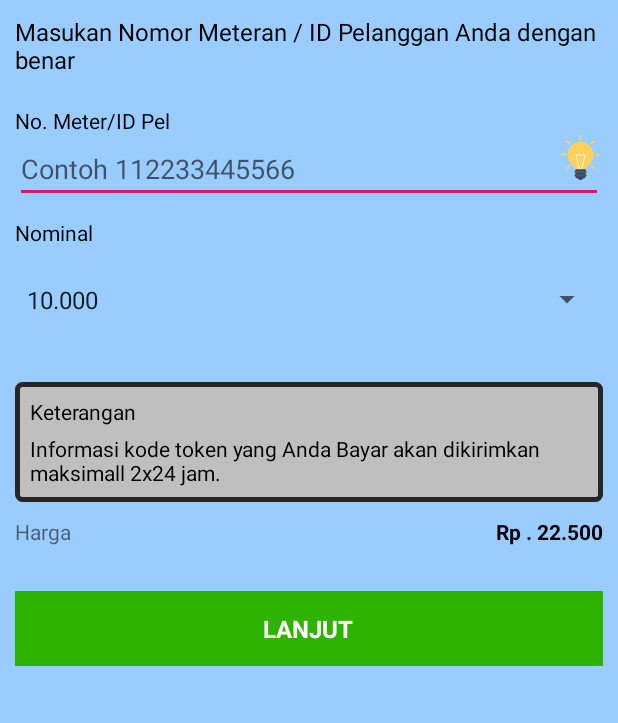
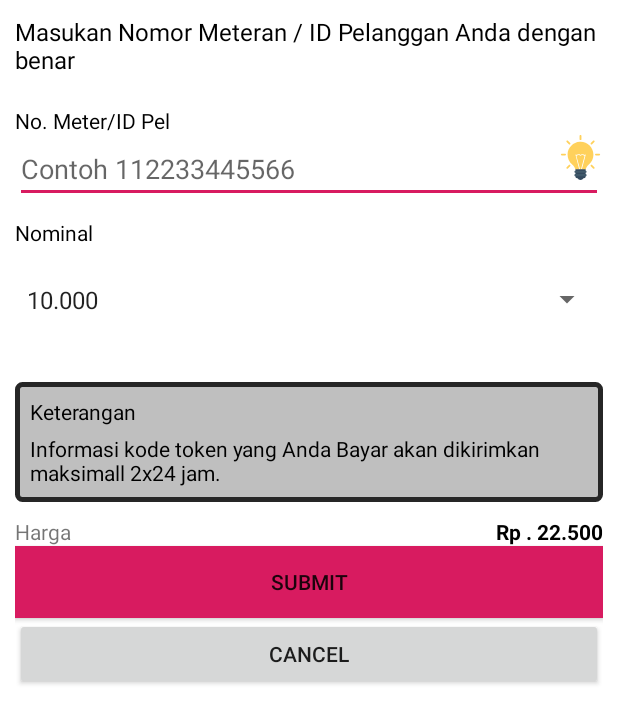
Before and after one commit to AchmadZayadi/theBrams, an Android app: the InputTokenListrik screen opened directly, with no data from a screen before it, on a phone screen of 412 x 824 dp. Shown: the top 723 px of the screen. Run offline under Robolectric (Android 15) with nearby library versions, the phone set to English and light mode, and no system bars; our stand-ins replace Volley; network calls fail; 1 statement that could not run was skipped.

Commit message:
ini token

```diff
--- a/app/src/main/java/com/example/mycollegeapp/Activity/Listrik/InputTokenListrik.java
+++ b/app/src/main/java/com/example/mycollegeapp/Activity/Listrik/InputTokenListrik.java
@@ -1,29 +1,127 @@
 package com.example.mycollegeapp.Activity.Listrik;
 
+import android.app.ProgressDialog;
+import android.content.Context;
+import android.content.Intent;
+import android.content.SharedPreferences;
+import android.net.ConnectivityManager;
 import android.os.Bundle;
+import android.util.Log;
 import android.view.View;
 import android.widget.AdapterView;
 import android.widget.ArrayAdapter;
+import android.widget.Button;
+import android.widget.EditText;
 import android.widget.Spinner;
 
 import android.support.v7.app.AppCompatActivity;
+import android.widget.Toast;
 
+import com.android.volley.Request;
+import com.android.volley.Response;
+import com.android.volley.VolleyError;
+import com.android.volley.toolbox.StringRequest;
+import com.example.mycollegeapp.Activity.AppController;
+import com.example.mycollegeapp.Login;
+import com.example.mycollegeapp.MainActivity;
 import com.example.mycollegeapp.R;
+import com.example.mycollegeapp.Server;
+
+import org.json.JSONException;
+import org.json.JSONObject;
+
+import java.util.HashMap;
+import java.util.Map;
 
 public class InputTokenListrik extends AppCompatActivity {
     Spinner spinner;
+    public static final String TAG_ID = "id";
+    String id;
+    ProgressDialog pDialog;
+    EditText txt_id,txt_harga;
+    Button btn_submit, btn_cancel;
+    Intent intent;
+    SharedPreferences sharedpreferences;
     String [] NominalPulsa = {
             "10.000",
             "25.000",
             "50.000",
             "100.000"
     };
+
+    int success;
+    ConnectivityManager conMgr;
+
+    private String url = Server.URL + "input_listrik_token.php";
+
+    private static final String TAG = InputTagihanListrik.class.getSimpleName();
+
+    private static final String TAG_SUCCESS = "success";
+    private static final String TAG_MESSAGE = "message";
+
+    String tag_json_obj = "json_obj_req";
+
     @Override
     protected void onCreate(Bundle savedInstanceState) {
         super.onCreate(savedInstanceState);
         setContentView(R.layout.activity_input_token_listrik);
 
         init();
+
+        sharedpreferences = getSharedPreferences(Login.my_shared_preferences, Context.MODE_PRIVATE);
+
+        id = getIntent().getStringExtra(TAG_ID);
+
+
+        txt_id.setText(id);
+
+
+        conMgr = (ConnectivityManager) getSystemService(Context.CONNECTIVITY_SERVICE);
+        {
+            if (conMgr.getActiveNetworkInfo() != null
+                    && conMgr.getActiveNetworkInfo().isAvailable()
+                    && conMgr.getActiveNetworkInfo().isConnected()) {
+            } else {
+                Toast.makeText(getApplicationContext(), "No Internet Connection",
+                        Toast.LENGTH_LONG).show();
+            }
+        }
+
+        btn_cancel = (Button) findViewById(R.id.btn_cancel_tok);
+        btn_submit = (Button) findViewById(R.id.btn_bayar_tok);
+        txt_id = (EditText) findViewById(R.id.etIdPelanggan);
+        txt_harga = (EditText) findViewById(R.id.etharga);
+
+
+        btn_cancel.setOnClickListener(new View.OnClickListener() {
+
+            @Override
+            public void onClick(View v) {
+
+                intent = new Intent(InputTokenListrik.this, MainActivity.class);
+                finish();
+                startActivity(intent);
+            }
+        });
+
+        btn_submit.setOnClickListener(new View.OnClickListener() {
+
+            @Override
+            public void onClick(View v) {
+                String id_pel = txt_id.getText().toString();
+
+                String tagihan = txt_harga.getText().toString();
+
+
+                if (conMgr.getActiveNetworkInfo() != null
+                        && conMgr.getActiveNetworkInfo().isAvailable()
+                        && conMgr.getActiveNetworkInfo().isConnected()) {
+                    checkinput(id_pel, tagihan);
+                } else {
+                    Toast.makeText(getApplicationContext(), "No Internet Connection", Toast.LENGTH_SHORT).show();
+                }
+            }
+        });
     }
 
     void init(){
@@ -47,4 +145,89 @@ public class InputTokenListrik extends AppCompatActivity {
 
 
     }
+    private void checkinput(final String id_pel, final String tagihan) {
+        pDialog = new ProgressDialog(this);
+        pDialog.setCancelable(false);
+        pDialog.setMessage("Membayar ...");
+        showDialog();
+
+        StringRequest strReq = new StringRequest(Request.Method.POST, url, new Response.Listener<String>() {
+
+            @Override
+            public void onResponse(String response) {
+                Log.e(TAG, "Transaksi Response: " + response.toString());
+                hideDialog();
+
+                try {
+                    JSONObject jObj = new JSONObject(response);
+                    success = jObj.getInt(TAG_SUCCESS);
+
+                    // Check for error node in json
+                    if (success == 1) {
+
+                        Log.e("Successfully!", jObj.toString());
+
+                        Toast.makeText(getApplicationContext(),
+                                jObj.getString(TAG_MESSAGE), Toast.LENGTH_LONG).show();
+
+
+                        txt_harga.setText("");
+
+                    } else {
+                        Toast.makeText(getApplicationContext(),
+                                jObj.getString(TAG_MESSAGE), Toast.LENGTH_LONG).show();
+
+                    }
+                } catch (JSONException e) {
+                    // JSON error
+                    e.printStackTrace();
+                }
+
+            }
+        }, new Response.ErrorListener() {
+
+            @Override
+            public void onErrorResponse(VolleyError error) {
+                Log.e(TAG, "Transaksi Gagal: " + error.getMessage());
+                Toast.makeText(getApplicationContext(),
+                        error.getMessage(), Toast.LENGTH_LONG).show();
+
+                hideDialog();
+
+            }
+        }) {
+
+            @Override
+            protected Map<String, String> getParams() {
+                // Posting parameters to login url
+                Map<String, String> params = new HashMap<String, String>();
+                params.put("id_pel", id_pel);
+                params.put("tagihan", tagihan);
+
+
+                return params;
+            }
+
+        };
+
+        // Adding request to request queue
+        AppController.getInstance().addToRequestQueue(strReq, tag_json_obj);
+    }
+
+    private void showDialog() {
+        if (!pDialog.isShowing())
+            pDialog.show();
+    }
+
+    private void hideDialog() {
+        if (pDialog.isShowing())
+            pDialog.dismiss();
+    }
+
+    @Override
+    public void onBackPressed() {
+        intent = new Intent(InputTokenListrik.this, MainActivity.class);
+        finish();
+        startActivity(intent);
+    }
 }
--- a/app/src/main/res/layout/activity_input_tagihan_listrik.xml
+++ b/app/src/main/res/layout/activity_input_tagihan_listrik.xml
@@ -5,7 +5,7 @@
     android:layout_width="match_parent"
     android:layout_height="match_parent"
     android:background="@color/white"
-    tools:context=".Activity.Listrik.InputTokenListrik">
+    tools:context=".Activity.Listrik.InputTagihanListrik">
 
     <TextView
         android:id="@+id/tvTillte"
@@ -55,8 +55,7 @@
                 android:id="@+id/etnama_pel"
                 android:layout_width="match_parent"
                 android:layout_height="wrap_content"
-                android:text="Bram"
-                android:hint="Bram" />
+                 />
 
             <ImageView
                 android:layout_width="30sp"
--- a/app/src/main/res/layout/activity_input_token_listrik.xml
+++ b/app/src/main/res/layout/activity_input_token_listrik.xml
@@ -5,7 +5,7 @@
     xmlns:tools="http://schemas.android.com/tools"
     android:layout_width="match_parent"
     android:layout_height="match_parent"
-    android:background="@color/bgColor"
+    android:background="#FFFFFF"
     tools:context=".Activity.Listrik.InputTokenListrik">
 
     <TextView
@@ -107,25 +107,20 @@
 
         </RelativeLayout>
 
-        <RelativeLayout
-            android:id="@+id/btnPost"
+        <Button
+            android:id="@+id/btn_bayar_tok"
+            android:layout_weight="0.5"
             android:layout_width="match_parent"
-            android:layout_height="50dp"
-            android:background="#2db300"
-            android:layout_marginTop="30sp"
-            android:layout_alignParentBottom="true">
+            android:layout_height="wrap_content"
+            android:background="@color/colorAccent"
+            android:text="Submit"/>
 
-            <TextView
-                android:layout_width="wrap_content"
-                android:layout_height="wrap_content"
-                android:gravity="center"
-                android:text="LANJUT"
-                android:textStyle="bold"
-                android:textColor="#FFFFFF"
-                android:textSize="16sp"
-                android:layout_centerInParent="true"/>
-
-        </RelativeLayout>
+        <Button
+            android:id="@+id/btn_cancel_tok"
+            android:layout_weight="0.5"
+            android:layout_width="match_parent"
+            android:layout_height="wrap_content"
+            android:text="Cancel"/>
     </LinearLayout>
 
 </RelativeLayout>
--- a/app/src/main/res/layout/activity_register.xml
+++ b/app/src/main/res/layout/activity_register.xml
@@ -5,7 +5,8 @@
     xmlns:tools="http://schemas.android.com/tools"
     android:layout_width="match_parent"
     android:layout_height="match_parent"
-    android:background="#FFFF">
+    android:background="#FFFF"
+    tools:context=".Register">
 
     <LinearLayout
         android:layout_width="match_parent"
```
Also changed, not shown: app/src/main/java/com/example/mycollegeapp/Activity/Listrik/InputTagihanListrik.java (+20 -5 lines).
